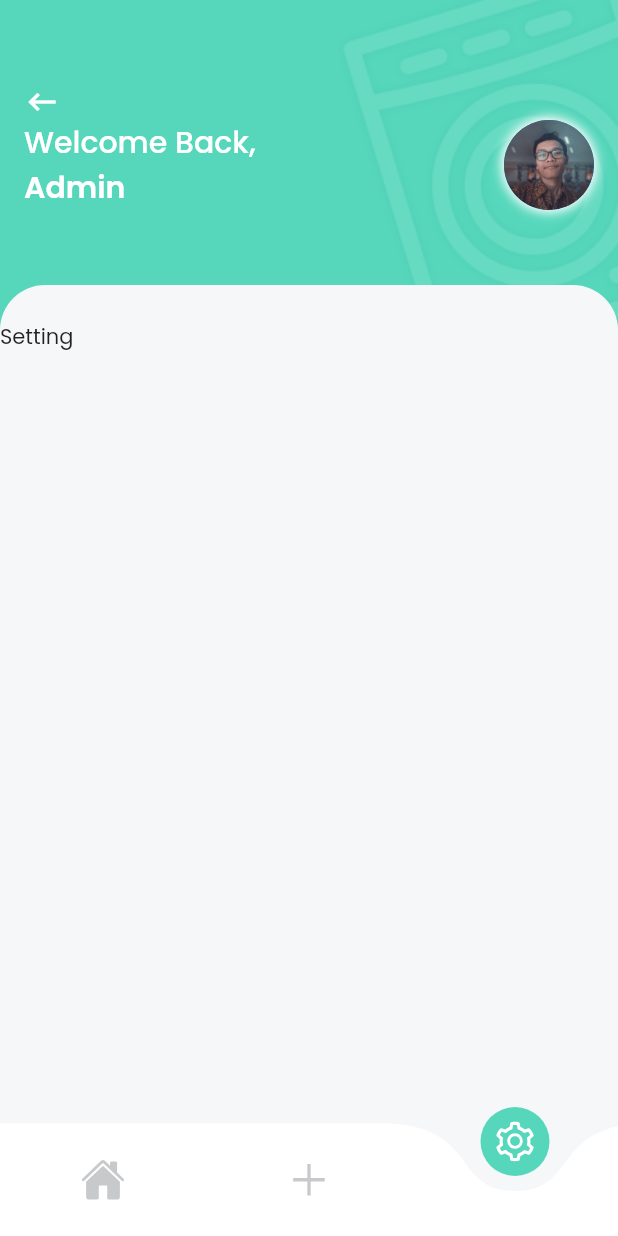
After one commit to Skyleaft/uts_akb, a Flutter app: the Home screen opened by its route, item 3 of the bottom bar chosen, on a phone screen of 412 x 824 dp. The commit adds this screen. Run offline on Flutter 3.47's test engine with Material 2 defaults, Android fonts, the phone set to English and light mode, and no system bars; drawn by our look-alikes of curved_navigation_bar; our stand-ins replace flutter_icons, flutter_screenutil, fluttertoast, google_fonts, rounded_loading_button, simple_animations and 1 more; missing offline and left inert: sa_v1_migration.

Commit message:
fix navigation menu

```diff
--- a/lib/pages/home.dart
+++ b/lib/pages/home.dart
@@ -2,6 +2,7 @@ import 'package:curved_navigation_bar/curved_navigation_bar.dart';
 import 'package:flutter/material.dart';
 import 'package:flutter_icons/flutter_icons.dart';
 import 'package:flutter_screenutil/flutter_screenutil.dart';
+import 'package:uts_akb/pages/setting.dart';
 import 'package:uts_akb/pages/showdata.dart';
 import 'package:uts_akb/utils/constants.dart';
 import 'package:uts_akb/pages/adddata.dart';
@@ -14,6 +15,19 @@ class Home extends StatefulWidget {
 class _HomeState extends State<Home> {
   // Track active index
   int activeIndex = 0;
+
+  static const List<Widget> _widgetOptions = <Widget>[
+    ShowData(),
+    AddData(),
+    Setting(),
+  ];
+
+  void _onItemTapped(int index) {
+    setState(() {
+      activeIndex = index;
+    });
+  }
+
   @override
   Widget build(BuildContext context) {
     return Scaffold(
@@ -37,11 +51,7 @@ class _HomeState extends State<Home> {
             color: activeIndex == 2 ? Colors.white : Color(0xFFC8C9CB),
           ),
         ],
-        onTap: (index) {
-          setState(() {
-            activeIndex = index;
-          });
-        },
+        onTap: _onItemTapped,
       ),
       backgroundColor: Constants.primaryColor,
       body: Stack(
@@ -151,7 +161,7 @@ class _HomeState extends State<Home> {
                     padding: EdgeInsets.symmetric(
                       vertical: 24.0,
                     ),
-                    child: ShowData(),
+                    child: _widgetOptions.elementAt(activeIndex),
                   )
                 ],
               ),
--- /dev/null
+++ b/lib/pages/setting.dart
@@ -0,0 +1,12 @@
+import 'package:flutter/material.dart';
+
+class Setting extends StatelessWidget {
+  const Setting({Key key}) : super(key: key);
+
+  @override
+  Widget build(BuildContext context) {
+    return Container(
+      child: Text("Setting"),
+    );
+  }
+}
```
